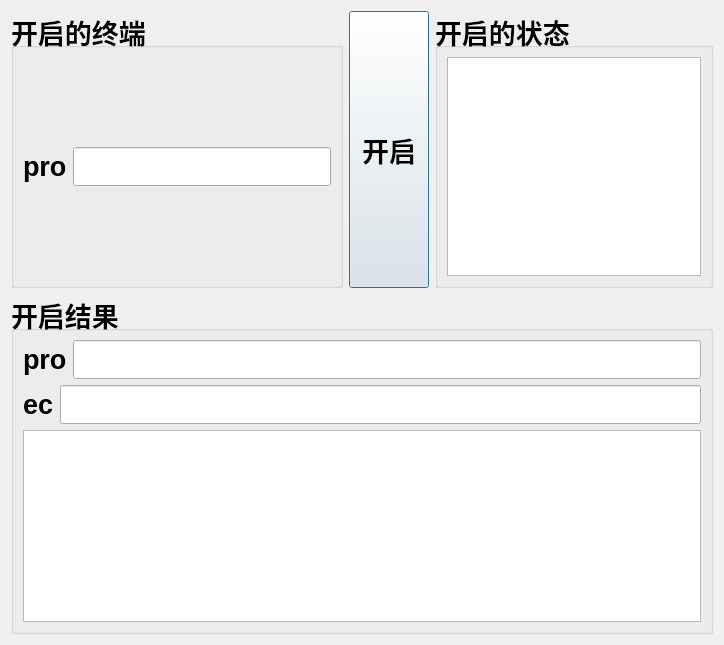
guoshijiang/IspdNewCalibrator, file startupmrautodomain.ui: the form before one commit.
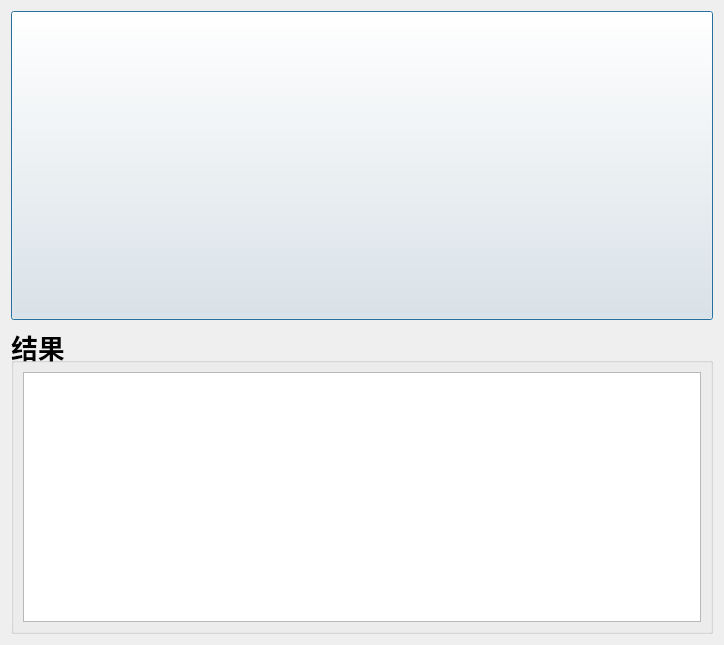
The form after the commit.

```diff
--- a/startupmrautodomain.ui
+++ b/startupmrautodomain.ui
@@ -16,36 +16,6 @@
   <layout class="QVBoxLayout" name="verticalLayout">
    <item>
     <layout class="QHBoxLayout" name="horizontalLayout">
-     <item>
-      <widget class="QGroupBox" name="groupBox_2">
-       <property name="font">
-        <font>
-         <pointsize>20</pointsize>
-         <weight>75</weight>
-         <bold>true</bold>
-        </font>
-       </property>
-       <property name="title">
-        <string>开启的终端</string>
-       </property>
-       <layout class="QVBoxLayout" name="verticalLayout_2">
-        <item>
-         <layout class="QHBoxLayout" name="horizontalLayout_2">
-          <item>
-           <widget class="QLabel" name="label">
-            <property name="text">
-             <string>pro</string>
-            </property>
-           </widget>
-          </item>
-          <item>
-           <widget class="QLineEdit" name="lineEdit_req_pro"/>
-          </item>
-         </layout>
-        </item>
-       </layout>
-      </widget>
-     </item>
      <item>
       <widget class="QPushButton" name="pushButton">
        <property name="sizePolicy">
@@ -62,37 +32,10 @@
         </font>
        </property>
        <property name="text">
-        <string>开启</string>
+        <string/>
        </property>
       </widget>
      </item>
-     <item>
-      <widget class="QGroupBox" name="groupBox_3">
-       <property name="font">
-        <font>
-         <pointsize>20</pointsize>
-         <weight>75</weight>
-         <bold>true</bold>
-        </font>
-       </property>
-       <property name="title">
-        <string>开启的状态</string>
-       </property>
-       <layout class="QVBoxLayout" name="verticalLayout_3">
-        <item>
-         <widget class="QTextEdit" name="textEdit_log">
-          <property name="font">
-           <font>
-            <pointsize>12</pointsize>
-            <weight>50</weight>
-            <bold>false</bold>
-           </font>
-          </property>
-         </widget>
-        </item>
-       </layout>
-      </widget>
-     </item>
     </layout>
    </item>
    <item>
@@ -105,37 +48,9 @@
       </font>
      </property>
      <property name="title">
-      <string>开启结果</string>
+      <string>结果</string>
      </property>
      <layout class="QVBoxLayout" name="verticalLayout_4">
-      <item>
-       <layout class="QHBoxLayout" name="horizontalLayout_5">
-        <item>
-         <widget class="QLabel" name="label_3">
-          <property name="text">
-           <string>pro</string>
-          </property>
-         </widget>
-        </item>
-        <item>
-         <widget class="QLineEdit" name="lineEdit_rep_pro"/>
-        </item>
-       </layout>
-      </item>
-      <item>
-       <layout class="QHBoxLayout" name="horizontalLayout_3">
-        <item>
-         <widget class="QLabel" name="label_2">
-          <property name="text">
-           <string>ec</string>
-          </property>
-         </widget>
-        </item>
-        <item>
-         <widget class="QLineEdit" name="lineEdit_rep_wc"/>
-        </item>
-       </layout>
-      </item>
       <item>
        <widget class="QTextEdit" name="textEdit_status">
         <property name="font">
```
